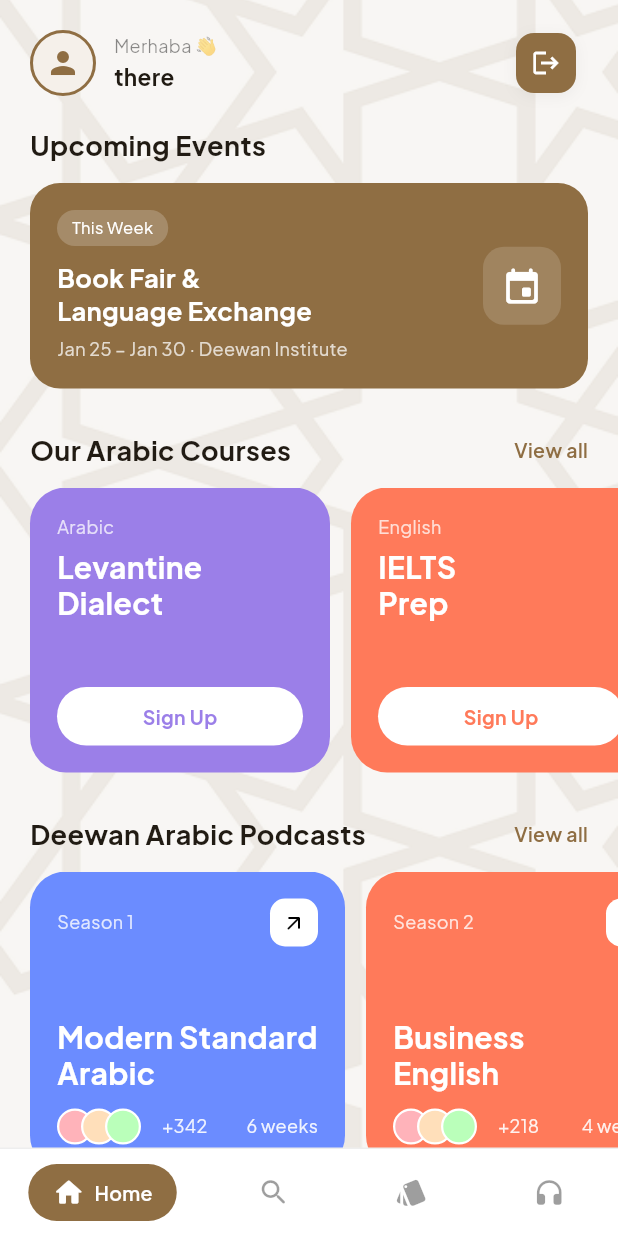
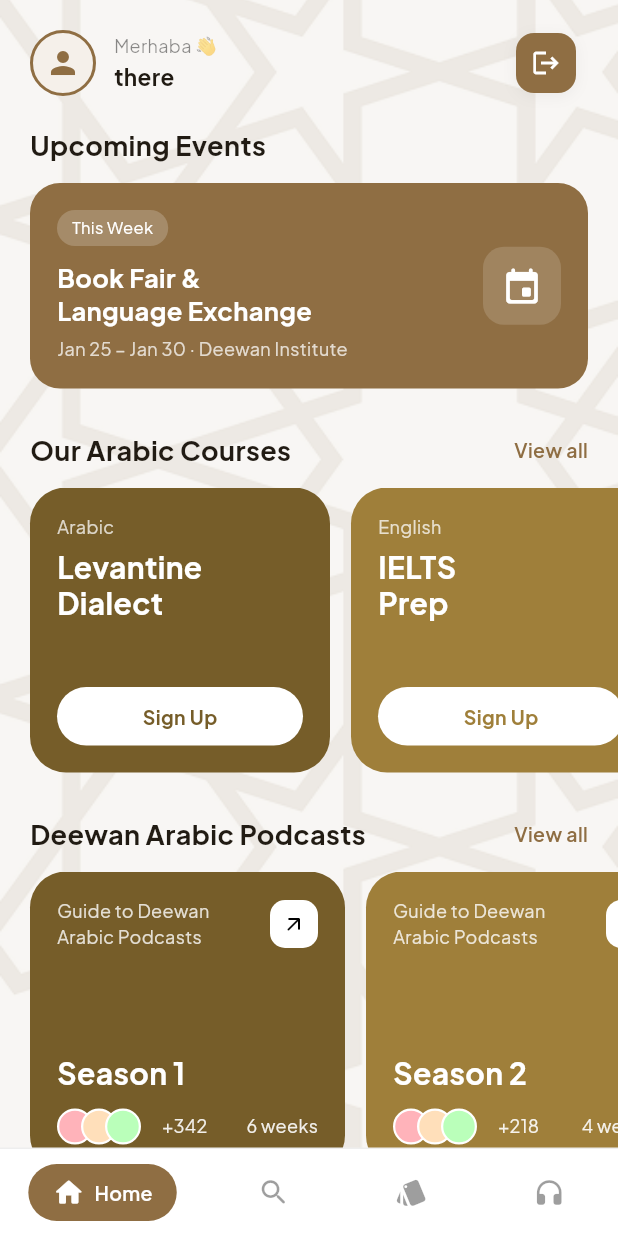
Before and after one commit to DeewanInstitute/DeewanAppBackup, a Flutter app: the screen it shows after launch, on a phone screen of 412 x 824 dp. Run offline on Flutter 3.47's test engine with Material 3 defaults, Android fonts, the light colour scheme and no system bars; our stand-ins replace cloud_firestore, firebase_auth, firebase_core, lottie; accounts and stored records are empty; project files that could hold a hidden picture were left out.

Commit message:
June, 10 -- Saba -- Latest Changes

```diff
--- a/lib/home/home_page.dart
+++ b/lib/home/home_page.dart
@@ -9,6 +9,7 @@ import 'package:deewan_institute_app/podcasts/podcast_home.dart';
 import 'package:deewan_institute_app/word_search/word_search_page.dart';
 import 'package:firebase_auth/firebase_auth.dart';
 import 'package:flutter/material.dart';
+import 'package:url_launcher/url_launcher.dart';
 
 class HomePage extends StatefulWidget {
   const HomePage({super.key});
@@ -21,23 +22,23 @@ class _HomePageState extends State<HomePage> {
   int _navIndex = 0;
   final List<_Course> _newCourses = const [
     _Course(
-      category: 'Season 1',
-      title: 'Modern Standard\nArabic',
-      color: Color(0xFF6B8CFF),
+      category: 'Guide to Deewan \nArabic Podcasts',
+      title: 'Season 1',
+      color: Color(0xFF765D29),
       duration: '6 weeks',
       students: 342,
     ),
     _Course(
-      category: 'Season 2',
-      title: 'Business\nEnglish',
-      color: Color(0xFFFF7A5A),
+      category: 'Guide to Deewan \nArabic Podcasts',
+      title: 'Season 2',
+      color: Color(0xFF9F7F3A),
       duration: '4 weeks',
       students: 218,
     ),
     _Course(
-      category: 'Season 3',
-      title: 'Arab Culture\n& History',
-      color: Color(0xFF4ECBA8),
+      category: 'Guide to Deewan \nArabic Podcasts',
+      title: 'Season 3',
+      color: Color(0xFFC8A24E),
       duration: '3 weeks',
       students: 157,
     ),
@@ -47,7 +48,7 @@ class _HomePageState extends State<HomePage> {
     _MyCourse(
       category: 'Arabic',
       title: 'Levantine\nDialect',
-      color: Color(0xFF9B7FE8),
+      color: Color(0xFF765D29), // ← was 0xFF9B7FE8
       progress: 0.46,
       current: 11,
       total: 24,
@@ -55,7 +56,7 @@ class _HomePageState extends State<HomePage> {
     _MyCourse(
       category: 'English',
       title: 'IELTS\nPrep',
-      color: Color(0xFFFF7A5A),
+      color: Color(0xFF9F7F3A), // ← was 0xFFFF7A5A
       progress: 0.12,
       current: 3,
       total: 20,
@@ -98,9 +99,16 @@ class _HomePageState extends State<HomePage> {
                           decoration: BoxDecoration(
                             shape: BoxShape.circle,
                             color: AppColors.primaryLight,
-                        border: Border.all(color: AppColors.primary, width: 2),
+                            border: Border.all(
+                              color: AppColors.primary,
+                              width: 2,
                             ),
-                      child: const Icon(Icons.person, color: AppColors.primary, size: 24),
+                          ),
+                          child: const Icon(
+                            Icons.person,
+                            color: AppColors.primary,
+                            size: 24,
+                          ),
                         ),
                         const SizedBox(width: 12),
                         Column(
@@ -115,7 +123,8 @@ class _HomePageState extends State<HomePage> {
                               ),
                             ),
                             Text(
-                          FirebaseAuth.instance.currentUser?.displayName ?? 'there',
+                              FirebaseAuth.instance.currentUser?.displayName ??
+                                  'there',
                               style: const TextStyle(
                                 fontSize: 15,
                                 fontWeight: FontWeight.w700,
@@ -134,7 +143,11 @@ class _HomePageState extends State<HomePage> {
                           onTap: () async {
                             await AuthService.signOut();
                             if (!context.mounted) return;
-                        AppLoading.navigate(context, const Login(), clearStack: true);
+                            AppLoading.navigate(
+                              context,
+                              const Login(),
+                              clearStack: true,
+                            );
                           },
                           child: _IconBtn(
                             icon: Icons.logout,
@@ -149,7 +162,11 @@ class _HomePageState extends State<HomePage> {
 
                   const SizedBox(height: 20),
                   // Upcoming Events
-              _SectionHeader(title: 'Upcoming Events', onTap: () {}, showViewAll: false),
+                  _SectionHeader(
+                    title: 'Upcoming Events',
+                    onTap: () {},
+                    showViewAll: false,
+                  ),
                   const SizedBox(height: 12),
                   Padding(
                     padding: const EdgeInsets.symmetric(horizontal: 20),
@@ -158,9 +175,12 @@ class _HomePageState extends State<HomePage> {
                   const SizedBox(height: 28),
 
                   // Arabic Courses
-              _SectionHeader(title: 'Our Arabic Courses', onTap: () {
+                  _SectionHeader(
+                    title: 'Our Arabic Courses',
+                    onTap: () {
                       AppLoading.navigate(context, const ArabicCoursesPage());
-              }),
+                    },
+                  ),
                   const SizedBox(height: 12),
                   SizedBox(
                     height: 190,
@@ -169,15 +189,19 @@ class _HomePageState extends State<HomePage> {
                       padding: const EdgeInsets.symmetric(horizontal: 20),
                       itemCount: _myCourses.length,
                       separatorBuilder: (_, __) => const SizedBox(width: 14),
-                  itemBuilder: (_, i) => _MyCourseCard(course: _myCourses[i]),
+                      itemBuilder: (_, i) =>
+                          _MyCourseCard(course: _myCourses[i]),
                     ),
                   ),
 
                   const SizedBox(height: 28),
                   // New Courses
-              _SectionHeader(title: 'Deewan Arabic Podcasts', onTap: () {
+                  _SectionHeader(
+                    title: 'Deewan Arabic Podcasts',
+                    onTap: () {
                       AppLoading.navigate(context, const PodcastHome());
-              }),
+                    },
+                  ),
                   const SizedBox(height: 12),
                   SizedBox(
                     height: 200,
@@ -231,7 +255,11 @@ class _NewCourseCard extends StatelessWidget {
 
   @override
   Widget build(BuildContext context) {
-    return Container(
+    return GestureDetector(
+      onTap: () {
+        AppLoading.navigate(context, const PodcastHome());
+      },
+      child: Container(
         width: 210,
         padding: const EdgeInsets.all(18),
         decoration: BoxDecoration(
@@ -259,7 +287,11 @@ class _NewCourseCard extends StatelessWidget {
                     color: Colors.white,
                     borderRadius: BorderRadius.circular(10),
                   ),
-                child: const Icon(Icons.arrow_outward_rounded, size: 16, color: Colors.black),
+                  child: const Icon(
+                    Icons.arrow_outward_rounded,
+                    size: 16,
+                    color: Colors.black,
+                  ),
                 ),
               ],
             ),
@@ -320,6 +352,7 @@ class _NewCourseCard extends StatelessWidget {
             ),
           ],
         ),
+      ),
     );
   }
 }
@@ -363,7 +396,15 @@ class _MyCourseCard extends StatelessWidget {
           ),
           const Spacer(),
           const SizedBox(height: 12),
-          Container(
+          GestureDetector(
+            onTap:() async {
+              final url = Uri.parse('https://docs.google.com/forms/d/e/1FAIpQLScKQTLvV48wnnLa-MG4VYBXHLXQS-5aP7IrO-8_InTxnRqGIQ/viewform');
+              if (!await launchUrl(url, mode: LaunchMode.externalApplication)) {
+              // optional: handle the case where the link can't open
+              debugPrint('Could not launch $url');
+              }
+            },
+            child: Container(
               width: double.infinity,
               padding: const EdgeInsets.symmetric(vertical: 10),
               decoration: BoxDecoration(
@@ -378,6 +419,7 @@ class _MyCourseCard extends StatelessWidget {
                   fontSize: 13,
                   fontWeight: FontWeight.w700,
                   fontFamily: 'PlusJakartaSans',
+                ),
               ),
             ),
           ),
@@ -405,14 +447,21 @@ class _EventCard extends StatelessWidget {
               crossAxisAlignment: CrossAxisAlignment.start,
               children: [
                 Container(
-                  padding: const EdgeInsets.symmetric(horizontal: 10, vertical: 4),
+                  padding: const EdgeInsets.symmetric(
+                    horizontal: 10,
+                    vertical: 4,
+                  ),
                   decoration: BoxDecoration(
                     color: Colors.white.withOpacity(0.2),
                     borderRadius: BorderRadius.circular(20),
                   ),
                   child: const Text(
                     'This Week',
-                    style: TextStyle(color: Colors.white, fontSize: 11, fontFamily: 'PlusJakartaSans'),
+                    style: TextStyle(
+                      color: Colors.white,
+                      fontSize: 11,
+                      fontFamily: 'PlusJakartaSans',
+                    ),
                   ),
                 ),
                 const SizedBox(height: 10),
@@ -446,7 +495,11 @@ class _EventCard extends StatelessWidget {
               color: Colors.white.withOpacity(0.15),
               borderRadius: BorderRadius.circular(14),
             ),
-            child: const Icon(Icons.event_rounded, color: Colors.white, size: 28),
+            child: const Icon(
+              Icons.event_rounded,
+              color: Colors.white,
+              size: 28,
+            ),
           ),
         ],
       ),
@@ -460,7 +513,11 @@ class _SectionHeader extends StatelessWidget {
   final String title;
   final VoidCallback onTap;
   final bool showViewAll;
-  const _SectionHeader({required this.title, required this.onTap, this.showViewAll = true});
+  const _SectionHeader({
+    required this.title,
+    required this.onTap,
+    this.showViewAll = true,
+  });
 
   @override
   Widget build(BuildContext context) {
@@ -469,13 +526,25 @@ class _SectionHeader extends StatelessWidget {
       child: Row(
         mainAxisAlignment: MainAxisAlignment.spaceBetween,
         children: [
-          Text(title, style: const TextStyle(fontSize: 18, fontWeight: FontWeight.w700, fontFamily: 'PlusJakartaSans')),
+          Text(
+            title,
+            style: const TextStyle(
+              fontSize: 18,
+              fontWeight: FontWeight.w700,
+              fontFamily: 'PlusJakartaSans',
+            ),
+          ),
           if (showViewAll)
             GestureDetector(
               onTap: onTap,
               child: Text(
                 'View all',
-                style: TextStyle(fontSize: 13, color: AppColors.primary, fontFamily: 'PlusJakartaSans', fontWeight: FontWeight.w600),
+                style: TextStyle(
+                  fontSize: 13,
+                  color: AppColors.primary,
+                  fontFamily: 'PlusJakartaSans',
+                  fontWeight: FontWeight.w600,
+                ),
               ),
             ),
         ],
@@ -500,7 +569,13 @@ class _IconBtn extends StatelessWidget {
       decoration: BoxDecoration(
         color: bgColor ?? Colors.white,
         borderRadius: BorderRadius.circular(12),
-        boxShadow: [BoxShadow(color: Colors.black.withOpacity(0.05), blurRadius: 8, offset: const Offset(0, 2))],
+        boxShadow: [
+          BoxShadow(
+            color: Colors.black.withOpacity(0.05),
+            blurRadius: 8,
+            offset: const Offset(0, 2),
+          ),
+        ],
       ),
       child: Icon(icon, size: 20, color: iconColor ?? Colors.black87),
     );
@@ -515,7 +590,13 @@ class _Course {
   final Color color;
   final String duration;
   final int students;
-  const _Course({required this.category, required this.title, required this.color, required this.duration, required this.students});
+  const _Course({
+    required this.category,
+    required this.title,
+    required this.color,
+    required this.duration,
+    required this.students,
+  });
 }
 
 class _MyCourse {
@@ -525,7 +606,14 @@ class _MyCourse {
   final double progress;
   final int current;
   final int total;
-  const _MyCourse({required this.category, required this.title, required this.color, required this.progress, required this.current, required this.total});
+  const _MyCourse({
+    required this.category,
+    required this.title,
+    required this.color,
+    required this.progress,
+    required this.current,
+    required this.total,
+  });
 }
 
 class _AvatarColor {
```
Also changed, not shown: pubspec.yaml (+11 -0 lines), assets/images/logos/appLogo.png (added), pubspec.lock, 10 other files. Lines whose indentation alone changed are shown as unchanged.
